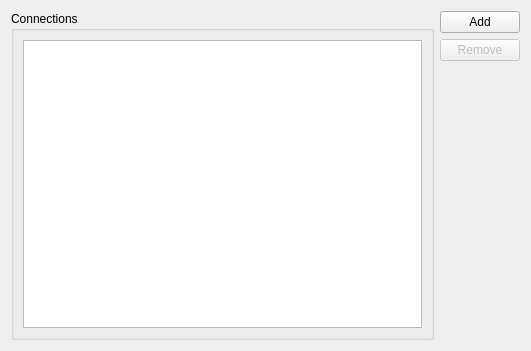
Above: kobby/connectionmanager.ui from KDE/kte-collaborative before the change. Below: the same form after it.
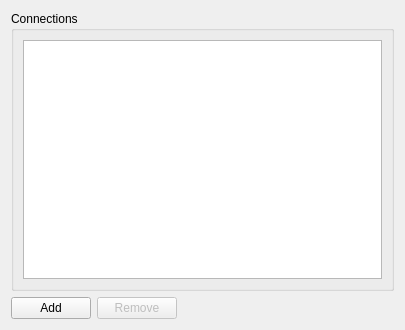
That is the form after the change.

Commit message: Created Connection class to wrap Infity::XmppConnection, changed InfinoteManager and ConnectionManager to use new Connection class and InfinoteManager::connectToHost.

Patch:
```diff
--- a/kobby/connectionmanager.ui
+++ b/kobby/connectionmanager.ui
@@ -5,14 +5,14 @@
    <rect>
     <x>0</x>
     <y>0</y>
-    <width>531</width>
-    <height>351</height>
+    <width>405</width>
+    <height>330</height>
    </rect>
   </property>
   <property name="windowTitle" >
    <string>Form</string>
   </property>
-  <layout class="QHBoxLayout" name="horizontalLayout" >
+  <layout class="QVBoxLayout" name="verticalLayout" >
    <item>
     <widget class="QGroupBox" name="groupBox" >
      <property name="title" >
@@ -30,7 +30,7 @@
     </widget>
    </item>
    <item>
-    <layout class="QVBoxLayout" name="verticalLayout" >
+    <layout class="QHBoxLayout" name="horizontalLayout" >
      <item>
       <widget class="QPushButton" name="addConnectionButton" >
        <property name="text" >
@@ -49,14 +49,14 @@
       </widget>
      </item>
      <item>
-      <spacer name="verticalSpacer" >
+      <spacer name="horizontalSpacer" >
        <property name="orientation" >
-        <enum>Qt::Vertical</enum>
+        <enum>Qt::Horizontal</enum>
        </property>
        <property name="sizeHint" stdset="0" >
         <size>
-         <width>79</width>
-         <height>208</height>
+         <width>40</width>
+         <height>20</height>
         </size>
        </property>
       </spacer>
```
Left out of the diff: 2 changed lines with no effect on the pictures. The commit also changes 16 other files.
